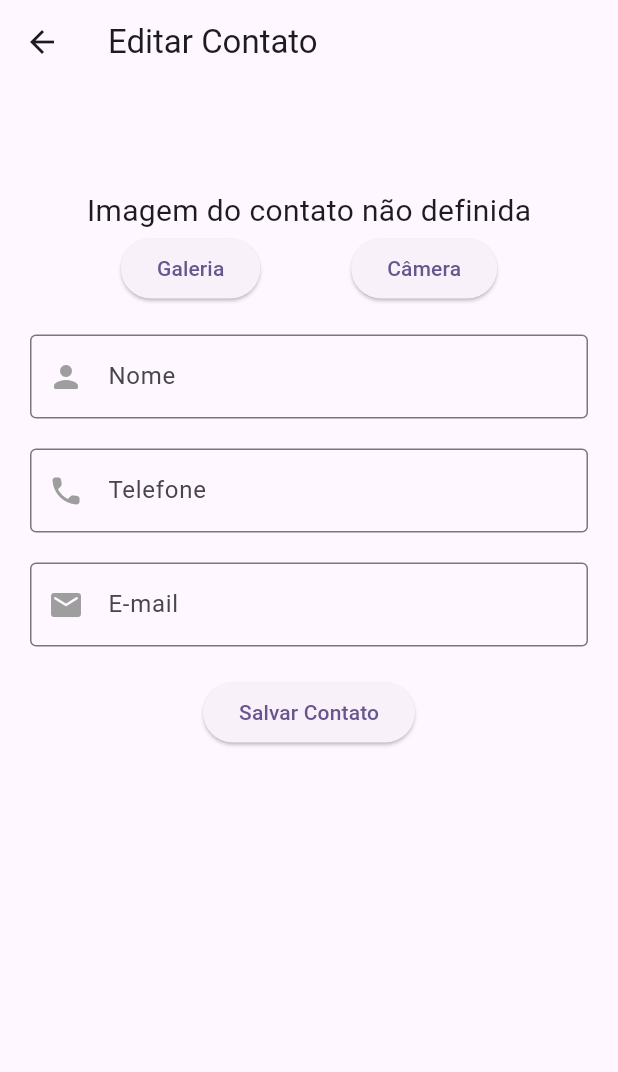
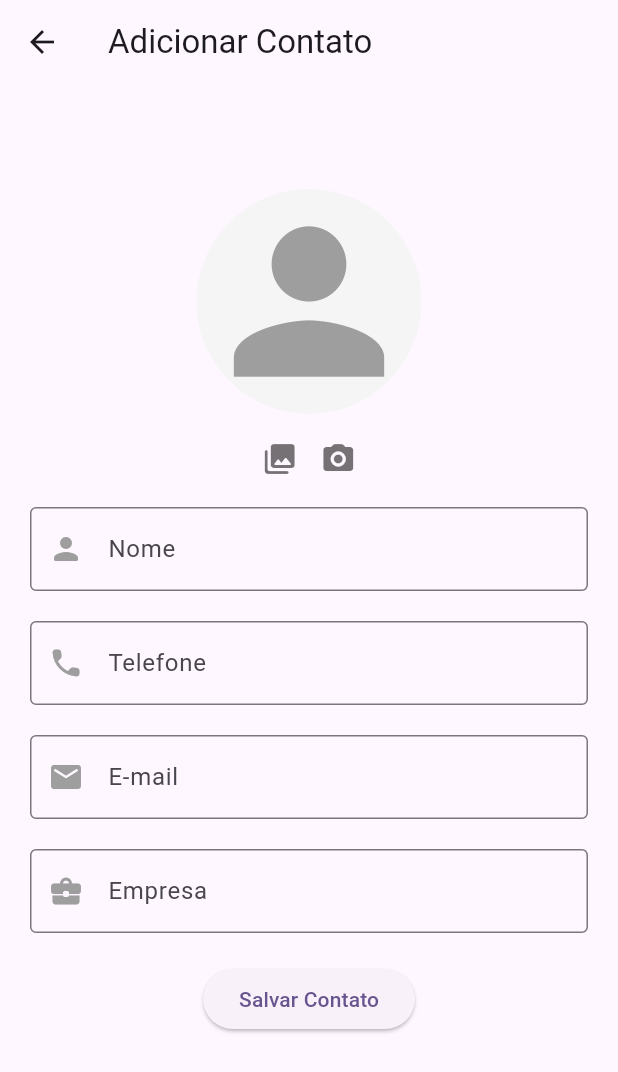
Before and after one commit to marxelo/contacts-app, a Flutter app: the screen it shows after launch, after a tap on the "add" icon, on a phone screen of 412 x 824 dp. Shown: the top 1072 px of the screen. Run offline on Flutter 3.47's test engine with Material 2 defaults, Android fonts, the light colour scheme and no system bars; our stand-ins replace image_picker, sqflite; accounts and stored records are empty.

Commit message:
finish profile photo implementation

```diff
--- a/lib/database_helper.dart
+++ b/lib/database_helper.dart
@@ -16,18 +16,20 @@ class DatabaseHelper {
     name Text,
     phone Text,
     email Text,
+    business Text,
     photo Text
   )
   ''');
   }
 
   static Future<int> insertContact(
-      String name, String phone, String email, String photo) async {
+      String name, String phone, String email, String business, String photo) async {
     final db = await _openDatabase();
     final data = {
       'name': name,
       'phone': phone,
       'email': email,
+      'business': business,
       'photo': photo,
     };
     return await db.insert('contacts', data);
--- a/lib/form_page.dart
+++ b/lib/form_page.dart
@@ -1,4 +1,5 @@
 import 'dart:io';
+import 'dart:math';
 
 import 'package:contacts_app/utils.dart';
 import 'package:flutter/material.dart';
@@ -9,8 +10,10 @@ const double sizedBoxHeight = 20;
 final _formKey = GlobalKey<FormState>();
 
 class FormPage extends StatefulWidget {
-  const FormPage({Key? key, this.contactId}) : super(key: key);
-  final int? contactId;
+  const FormPage({Key? key, this.contact, required this.title})
+      : super(key: key);
+  final Map<String, dynamic>? contact;
+  final String title;
 
   @override
   State<FormPage> createState() => _FormPageState();
@@ -20,18 +23,24 @@ class _FormPageState extends State<FormPage> {
   final _nameController = TextEditingController();
   final _phoneController = TextEditingController();
   final _emailController = TextEditingController();
-  final _photoController = TextEditingController();
+  final _businessController = TextEditingController();
 
   late Future<File> imageFile;
   late Image image;
   // late DBHelper dbHelper;
   // late List<Photo> images;
   File? imagePicked;
+  bool hasProfilePic = false;
   XFile? imageTSave;
   late String imageString = '';
   Map<String, dynamic>? data2;
+  bool contactPhotoChanged = false;
 
   String? validateEmail(String? email) {
+    if (email!.isEmpty) {
+      return null;
+    }
+
     RegExp emailRegex = RegExp(r'^[\w\.-]+@[\w-]+\.\w{2,3}(\.\w{2,3})?$');
     final isEmailValid = emailRegex.hasMatch(email ?? '');
     if (!isEmailValid) {
@@ -40,22 +49,17 @@ class _FormPageState extends State<FormPage> {
     return null;
   }
 
-  void fetchData() async {
-    Map<String, dynamic>? data;
-
-    if (widget.contactId != null) {
-      data = await DatabaseHelper.getSingleData(widget.contactId!);
+  void fillPageElements() async {
+    if (widget.contact != null) {
+      _nameController.text = widget.contact!['name'];
+      _phoneController.text = widget.contact!['phone'];
+      _emailController.text = widget.contact!['email'];
+      // _photoController.text = widget.contact!['photo'];
+      _businessController.text = widget.contact!['business'];
+      imageString = widget.contact!['photo'];
+      if (imageString.isNotEmpty) {
+        hasProfilePic = true;
       }
-
-    if (data != null) {
-      _nameController.text = data['name'];
-      _phoneController.text = data['phone'];
-      _emailController.text = data['email'];
-      _photoController.text = data['photo'];
-      data2 = data;
-      // imagePicked = data['photo'];
-      print('imagem: ${data["photo"]}');
-      // setState(() {});
     }
   }
 
@@ -67,15 +71,23 @@ class _FormPageState extends State<FormPage> {
 
       imagePicked = File(imgFile.path);
       imageString = imgString;
+      hasProfilePic = true;
       // refreshImages();
       setState(() {});
     });
   }
 
+  _clearImage() {
+    hasProfilePic = false;
+    imageString = '';
+    imagePicked = null;
+    setState(() {});
+  }
+
   @override
   void initState() {
     super.initState();
-    fetchData();
+    fillPageElements();
   }
 
   void _updateData(BuildContext context) async {
@@ -83,11 +95,12 @@ class _FormPageState extends State<FormPage> {
       'name': _nameController.text,
       'phone': _phoneController.text,
       'email': _emailController.text,
-      'photo': _photoController.text,
+      'business': _businessController.text,
+      'photo': imageString,
     };
 
-    if (widget.contactId != null) {
-      await DatabaseHelper.updateData(widget.contactId!, data);
+    if (widget.contact != null) {
+      await DatabaseHelper.updateData(widget.contact!['id'], data);
       Navigator.pop(context, true);
     }
   }
@@ -96,9 +109,10 @@ class _FormPageState extends State<FormPage> {
     final name = _nameController.text;
     final phone = _phoneController.text;
     final email = _emailController.text;
+    final business = _businessController.text;
     final photo = imageString;
 
-    await DatabaseHelper.insertContact(name, phone, email, photo);
+    await DatabaseHelper.insertContact(name, phone, email, business, photo);
 
     Navigator.pop(context, true);
   }
@@ -108,25 +122,31 @@ class _FormPageState extends State<FormPage> {
     _nameController.dispose();
     _phoneController.dispose();
     _emailController.dispose();
-    _photoController.dispose();
+    _businessController.dispose();
     super.dispose();
   }
 
   Widget getWidget() {
-    if (widget.contactId == null && imagePicked != null) {
+    if (imagePicked != null) {
       return Image.file(
         imagePicked!,
         height: 150,
         width: 150,
         fit: BoxFit.cover,
       );
-    } else if (widget.contactId != null && data2 != null) {
-      return Utils.imageFromBase64String(data2?['photo'] ?? "");
+    } else if (widget.contact != null &&
+        // !contactPhotoChanged &&
+        imageString.trim().isNotEmpty) {
+      return Utils.imageFromBase64String(widget.contact!['photo'] ?? "");
     } else {
-      return const Text(
-        'Imagem do contato não definida',
-        style: TextStyle(
-          fontSize: 20,
+      return Container(
+        height: 150,
+        width: 150,
+        color: Colors.grey[100],
+        child: const Icon(
+          Icons.person,
+          size: 150,
+          color: Colors.grey,
         ),
       );
     }
@@ -134,10 +154,9 @@ class _FormPageState extends State<FormPage> {
 
   @override
   Widget build(BuildContext context) {
-
     return Scaffold(
       appBar: AppBar(
-        title: const Text('Editar Contato'),
+        title: Text(widget.title),
       ),
       body: Padding(
         padding: const EdgeInsets.all(20.0),
@@ -153,24 +172,46 @@ class _FormPageState extends State<FormPage> {
                 ClipRRect(
                   // aki
                   borderRadius: BorderRadius.circular(10000),
-                    child: getWidget()),
+                  child: getWidget(),
+                ),
+                const SizedBox(
+                  height: 18,
+                ),
                 Row(
-                  mainAxisAlignment: MainAxisAlignment.spaceEvenly,
+                  mainAxisAlignment: MainAxisAlignment.center,
                   children: [
-                    ElevatedButton(
-                      onPressed: () {
+                    GestureDetector(
+                      child: const Icon(Icons.photo_library_rounded,
+                          color: Colors.black54),
+                      onTap: () {
                         _pickImage(ImageSource.gallery);
-                        // _pickImageFromGallery(ImageSource.gallery);
-                        print('Pick from Gallery');
                       },
-                      child: const Text('Galeria'),
                     ),
-                    ElevatedButton(
-                      onPressed: () {
+                    const SizedBox(width: 15),
+                    GestureDetector(
+                      child: const Icon(Icons.photo_camera_rounded,
+                          color: Colors.black54),
+                      onTap: () {
                         _pickImage(ImageSource.camera);
-                        print('pick from Camera');
                       },
-                      child: const Text('Câmera'),
+                    ),
+                    hasProfilePic
+                        ? Row(
+                            children: [
+                              const SizedBox(width: 15),
+                              GestureDetector(
+                                child: const Icon(
+                                  Icons.delete_rounded,
+                                  color: Colors.redAccent,
+                                ),
+                                onTap: () {
+                                  _clearImage();
+                                },
+                              ),
+                            ],
+                          )
+                        : const SizedBox(
+                            width: 0,
                           ),
                   ],
                 ),
@@ -244,34 +285,36 @@ class _FormPageState extends State<FormPage> {
                   autovalidateMode: AutovalidateMode.onUserInteraction,
                 ),
                 const SizedBox(height: sizedBoxHeight),
-                // TextFormField(
-                //   controller: _photoController,
-                //   decoration: InputDecoration(
-                //     hintText: 'Photo',
-                //     border: const OutlineInputBorder(),
-                //     prefixIcon: const Icon(Icons.photo_rounded),
-                //     prefixIconColor: MaterialStateColor.resolveWith(
-                //         (Set<MaterialState> states) {
-                //       if (states.contains(MaterialState.focused)) {
-                //         return Colors.green;
-                //       }
-                //       if (states.contains(MaterialState.error)) {
-                //         return Colors.red;
-                //       }
-                //       return Colors.grey;
-                //     }),
-                //   ),
-                // ),
-                // const SizedBox(height: sizedBoxHeight),
+                TextFormField(
+                  controller: _businessController,
+                  decoration: InputDecoration(
+                    hintText: 'Empresa',
+                    border: const OutlineInputBorder(),
+                    prefixIcon: const Icon(Icons.business_center_rounded),
+                    prefixIconColor: MaterialStateColor.resolveWith(
+                        (Set<MaterialState> states) {
+                      if (states.contains(MaterialState.focused)) {
+                        return Colors.green;
+                      }
+                      if (states.contains(MaterialState.error)) {
+                        return Colors.red;
+                      }
+                      return Colors.grey;
+                    }),
+                  ),
+                ),
+                const SizedBox(height: sizedBoxHeight),
                 ElevatedButton(
                   onPressed: () {
-                    if (widget.contactId != null) {
+                    if (_formKey.currentState!.validate()) {
+                      if (widget.contact != null) {
                         _updateData(context);
                       } else {
                         _saveData();
                       }
+                    }
                   },
-                  child: Text(widget.contactId == null
+                  child: Text(widget.contact == null
                       ? "Salvar Contato"
                       : "Atualizar Contato"),
                 ),
--- a/lib/my_home_page.dart
+++ b/lib/my_home_page.dart
@@ -80,7 +80,9 @@ class _MyHomePageState extends State<MyHomePage> {
                                 context,
                                 MaterialPageRoute(
                                   builder: (context) => FormPage(
-                                      contactId: dataList[index]['id']),
+                                    contact: dataList[index],
+                                    title: 'Editar Contato',
+                                  ),
                                 ),
                               ).then((result) {
                                 if (result == true) {
@@ -115,7 +117,10 @@ class _MyHomePageState extends State<MyHomePage> {
           Navigator.push(
             context,
             MaterialPageRoute(
-              builder: (context) => const FormPage(contactId: null),
+              builder: (context) => const FormPage(
+                contact: null,
+                title: 'Adicionar Contato',
+              ),
             ),
           ).then((result) {
             if (result == true) {
--- a/lib/utils.dart
+++ b/lib/utils.dart
@@ -4,8 +4,6 @@ import 'dart:convert';
 
 class Utils {
   static Image imageFromBase64String(String base64String) {
-    print('akiiiiiiiiiiiiiiiiiiiiiiiii');
-    print('string to decode: ${base64String}');
     return Image.memory(
       base64Decode(base64String),
       fit: BoxFit.cover,
```
Lines whose indentation alone changed are shown as unchanged.
